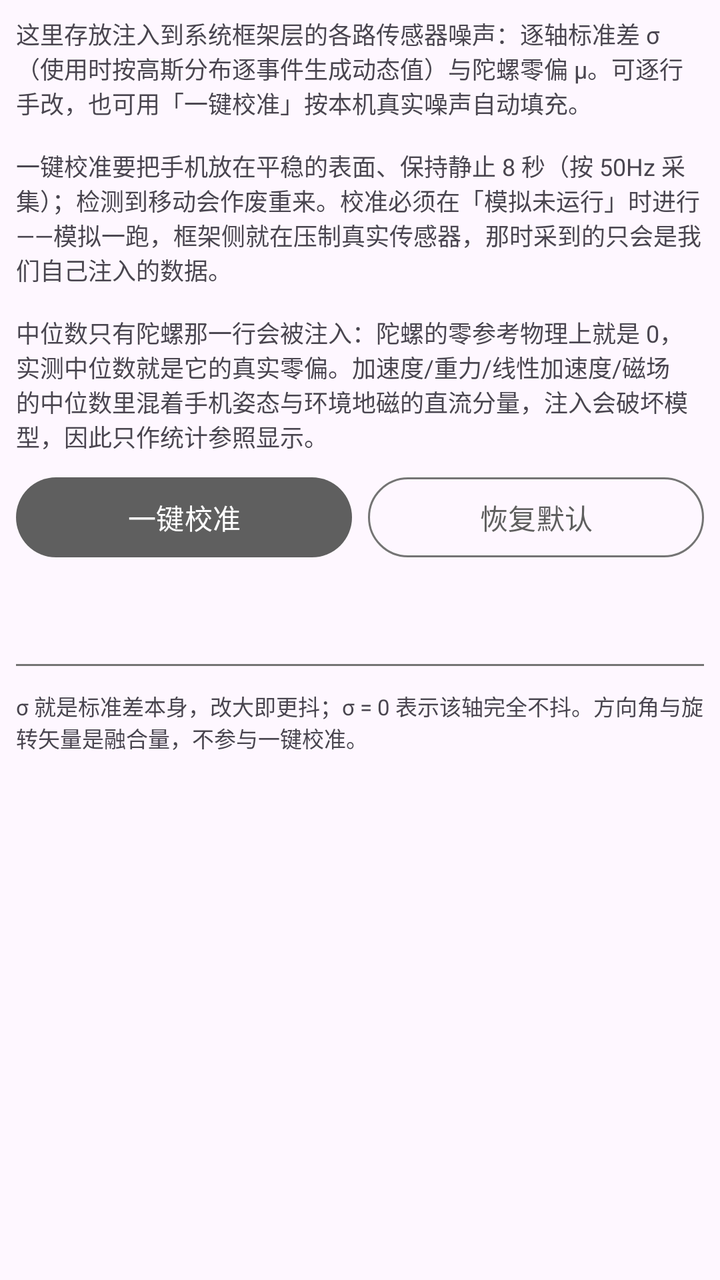
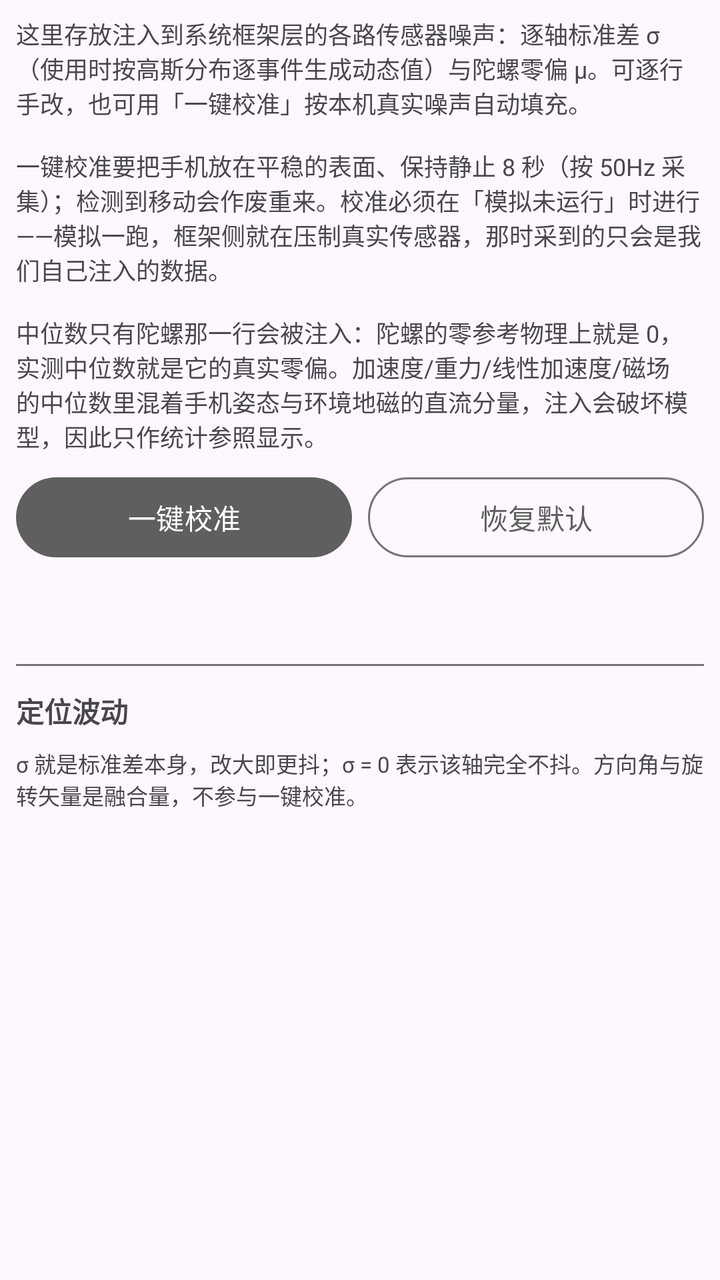

The first picture is an Android layout as it rendered before a commit; the second is the same layout after the commit. The layout source and the unified diff follow.
<!-- AndroidManifest.xml: application theme AppTheme -->
<!-- res/layout/fragment_calibration.xml -->
<?xml version="1.0" encoding="utf-8"?>
<ScrollView xmlns:android="http://schemas.android.com/apk/res/android"
    xmlns:app="http://schemas.android.com/apk/res-auto"
    xmlns:tools="http://schemas.android.com/tools"
    android:layout_width="match_parent"
    android:layout_height="match_parent"
    android:padding="8dp"
    tools:context=".ui.calibration.CalibrationFragment">

    <LinearLayout
        android:layout_width="match_parent"
        android:layout_height="wrap_content"
        android:orientation="vertical">

        <com.google.android.material.textview.MaterialTextView
            android:id="@+id/calib_hint"
            android:layout_width="match_parent"
            android:layout_height="wrap_content"
            android:textSize="12sp"
            android:text="@string/calibration_hint" />

        <LinearLayout
            android:layout_width="match_parent"
            android:layout_height="wrap_content"
            android:layout_marginTop="8dp"
            android:orientation="horizontal">

            <com.google.android.material.button.MaterialButton
                android:id="@+id/calib_run"
                android:layout_width="0dp"
                android:layout_height="wrap_content"
                android:layout_weight="1"
                android:text="@string/calibration_run" />

            <com.google.android.material.button.MaterialButton
                android:id="@+id/calib_reset"
                style="@style/Widget.Material3.Button.OutlinedButton"
                android:layout_width="0dp"
                android:layout_height="wrap_content"
                android:layout_marginStart="8dp"
                android:layout_weight="1"
                android:text="@string/calibration_reset" />
        </LinearLayout>

        <com.google.android.material.textview.MaterialTextView
            android:id="@+id/calib_status"
            android:layout_width="match_parent"
            android:layout_height="wrap_content"
            android:layout_marginTop="8dp"
            android:fontFamily="monospace"
            android:textSize="11sp"
            android:textIsSelectable="true"
            android:text="" />

        <com.google.android.material.textview.MaterialTextView
            android:id="@+id/calib_echo"
            android:layout_width="match_parent"
            android:layout_height="wrap_content"
            android:layout_marginTop="4dp"
            android:fontFamily="monospace"
            android:textSize="11sp"
            android:textIsSelectable="true"
            android:text="" />

        <View
            android:layout_width="match_parent"
            android:layout_height="1dp"
            android:layout_marginTop="8dp"
            android:layout_marginBottom="4dp"
            android:background="?attr/colorOutline" />

        
        <LinearLayout
            android:id="@+id/calib_list"
            android:layout_width="match_parent"
            android:layout_height="wrap_content"
            android:orientation="vertical" />

        <com.google.android.material.textview.MaterialTextView
            android:id="@+id/calib_footer"
            android:layout_width="match_parent"
            android:layout_height="wrap_content"
            android:layout_marginTop="8dp"
            android:textSize="11sp"
            android:text="@string/calibration_footer" />
    </LinearLayout>
</ScrollView>
<!-- resources referenced by this layout -->
<resources>
  <string name="calibration_footer">σ 就是标准差本身，改大即更抖；σ = 0 表示该轴完全不抖。方向角与旋转矢量是融合量，不参与一键校准。</string>
  <string name="calibration_hint">这里存放注入到系统框架层的各路传感器噪声：逐轴标准差 σ（使用时按高斯分布逐事件生成动态值）与陀螺零偏 μ。可逐行手改，也可用「一键校准」按本机真实噪声自动填充。\n\n一键校准要把手机放在平稳的表面、保持静止 8 秒（按 50Hz 采集）；检测到移动会作废重来。校准必须在「模拟未运行」时进行——模拟一跑，框架侧就在压制真实传感器，那时采到的只会是我们自己注入的数据。\n\n中位数只有陀螺那一行会被注入：陀螺的零参考物理上就是 0，实测中位数就是它的真实零偏。加速度/重力/线性加速度/磁场的中位数里混着手机姿态与环境地磁的直流分量，注入会破坏模型，因此只作统计参照显示。</string>
  <string name="calibration_reset">恢复默认</string>
  <string name="calibration_run">一键校准</string>
  <style name="AppTheme" parent="Theme.Material3.Light.NoActionBar">
          
          <item name="colorPrimary">#5F5F5F</item>
          <item name="colorOnPrimary">#FFFFFF</item>
          <item name="colorPrimaryContainer">#E0E0E0</item>
          <item name="colorOnPrimaryContainer">#1E1E1E</item>
          <item name="colorSecondary">#494949</item>
          <item name="colorOnSecondary">#FFFFFF</item>
          <item name="colorSecondaryContainer">#E7E7E7</item>
          <item name="colorOnSecondaryContainer">#2A2A2A</item>
          <item name="colorSurface">#FFFFFF</item>
          <item name="colorOnSurface">#1A1A1A</item>
          <item name="colorSurfaceVariant">#F0F0F0</item>
          <item name="colorOnSurfaceVariant">#5F5F5F</item>
          <item name="colorOutline">#747474</item>
  
          
          <item name="portalFabIconTint">#1A1A1A</item>
  
          
          <item name="android:statusBarColor">@android:color/transparent</item>
          <item name="android:windowDrawsSystemBarBackgrounds">true</item>
          <item name="android:windowTranslucentStatus">true</item>
          <item name="windowActionModeOverlay">true</item>
          <item name="windowActionBar">false</item>
          <item name="windowNoTitle">true</item>
  
          
          <item name="searchViewStyle">@style/Portal.SearchViewStyle</item>
          <item name="sliderStyle">@style/Portal.SliderTheme</item>
          <item name="android:popupMenuStyle">@style/PortalPopupMenuStyle</item>
          
          <item name="switchStyle">@style/Portal.SwitchStyle</item>
      </style>
  <style name="Portal.SearchViewStyle" parent="Widget.AppCompat.SearchView" />
  <style name="Portal.SliderTheme" parent="Widget.Material3.Slider" />
  <style name="PortalPopupMenuStyle" parent="Widget.Material3.PopupMenu">
          <item name="android:popupAnimationStyle">@style/PortalPopupAnimation</item>
      </style>
  <style name="Portal.SwitchStyle" parent="Widget.Material3.CompoundButton.Switch">
          <item name="useMaterialThemeColors">true</item>
          <item name="trackTint">@color/switch_track_tint</item>
      </style>
  <style name="PortalPopupAnimation">
          <item name="android:windowEnterAnimation">@anim/popup_in_top_end</item>
          <item name="android:windowExitAnimation">@anim/popup_out_top_end</item>
      </style>
</resources>

<!-- the commit's change to res/layout/fragment_calibration.xml (unified diff, before → after) -->
@@ -69,6 +69,19 @@
             android:layout_marginBottom="4dp"
             android:background="?attr/colorOutline" />
 
+        <com.google.android.material.textview.MaterialTextView
+            android:layout_width="match_parent"
+            android:layout_height="wrap_content"
+            android:layout_marginTop="8dp"
+            android:text="@string/calibration_fluctuation"
+            android:textStyle="bold" />
+
+        <LinearLayout
+            android:id="@+id/calib_fluctuation_list"
+            android:layout_width="match_parent"
+            android:layout_height="wrap_content"
+            android:orientation="vertical" />
+
         
         <LinearLayout
             android:id="@+id/calib_list"
<!-- resource entries referenced after the edit -->
@@ -1,5 +1,6 @@
 <!-- resources referenced by this layout -->
 <resources>
+  <string name="calibration_fluctuation">定位波动</string>
   <string name="calibration_footer">σ 就是标准差本身，改大即更抖；σ = 0 表示该轴完全不抖。方向角与旋转矢量是融合量，不参与一键校准。</string>
   <string name="calibration_hint">这里存放注入到系统框架层的各路传感器噪声：逐轴标准差 σ（使用时按高斯分布逐事件生成动态值）与陀螺零偏 μ。可逐行手改，也可用「一键校准」按本机真实噪声自动填充。\n\n一键校准要把手机放在平稳的表面、保持静止 8 秒（按 50Hz 采集）；检测到移动会作废重来。校准必须在「模拟未运行」时进行——模拟一跑，框架侧就在压制真实传感器，那时采到的只会是我们自己注入的数据。\n\n中位数只有陀螺那一行会被注入：陀螺的零参考物理上就是 0，实测中位数就是它的真实零偏。加速度/重力/线性加速度/磁场的中位数里混着手机姿态与环境地磁的直流分量，注入会破坏模型，因此只作统计参照显示。</string>
   <string name="calibration_reset">恢复默认</string>
